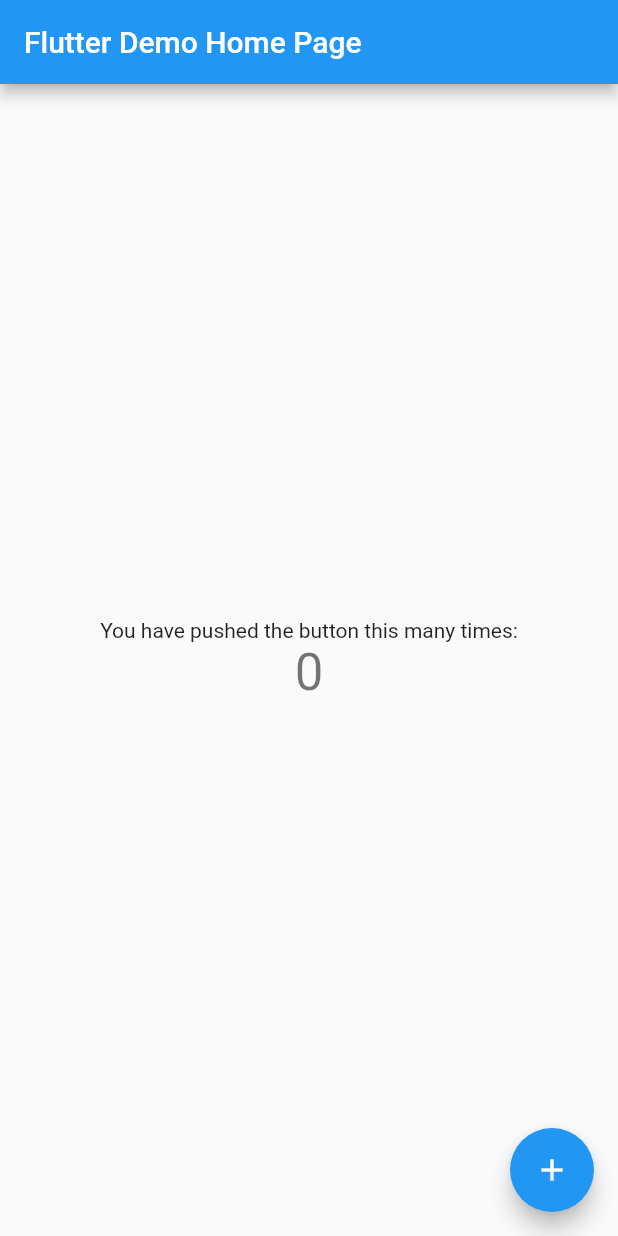
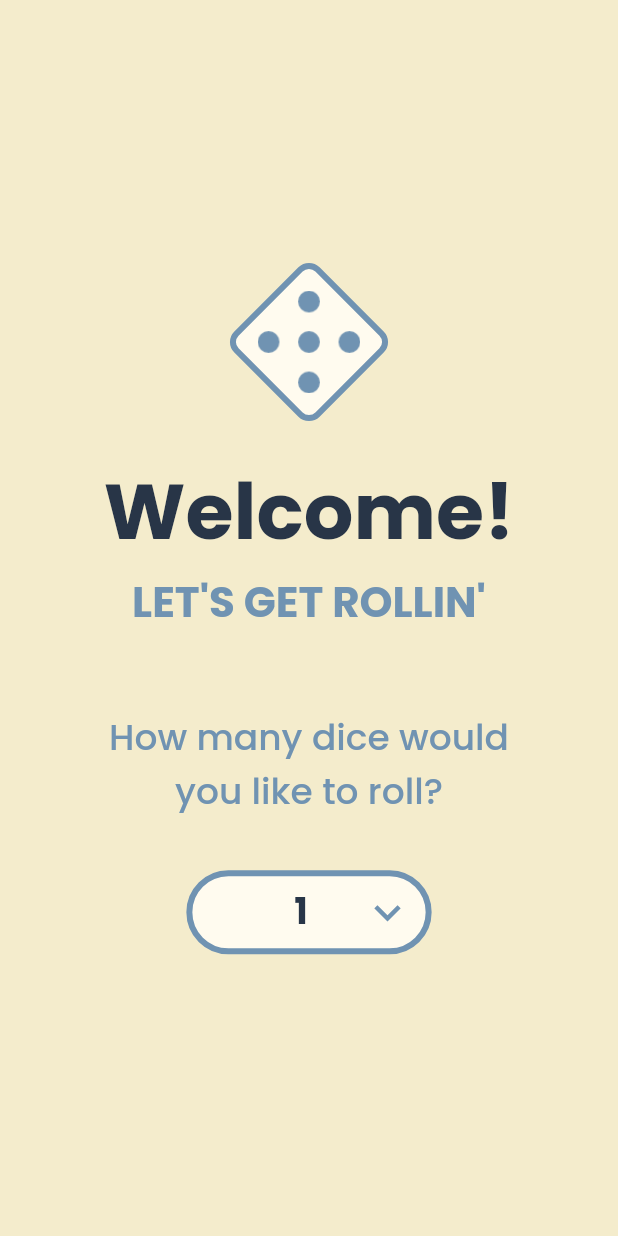
Before and after one commit to mcp31/simpleDice, a Flutter app: the screen it shows after launch, on a phone screen of 412 x 824 dp. Run offline on Flutter 3.47's test engine with Material 2 defaults, Android fonts, the phone set to English and light mode, and no system bars.

Commit message:
Created UI of homepage

```diff
--- /dev/null
+++ b/lib/HomePage.dart
@@ -0,0 +1,115 @@
+import 'package:flutter/material.dart';
+import 'constants.dart';
+import 'dart:math' as math;
+
+class HomePage extends StatefulWidget {
+  @override
+  _HomePageState createState() => _HomePageState();
+}
+
+class _HomePageState extends State<HomePage> {
+  int dropDownValue = 1;
+
+  @override
+  Widget build(BuildContext context) {
+    return Scaffold(
+      body: Padding(
+        padding: const EdgeInsets.symmetric(horizontal: 60.0, vertical: 30.0),
+        child: SizedBox.expand(
+          child: Column(
+            mainAxisAlignment: MainAxisAlignment.center,
+            children: <Widget>[
+              Transform.rotate(
+                angle: -math.pi / 4,
+                child: Container(
+                  height: 80.4,
+                  width: 80.4,
+                  decoration: BoxDecoration(
+                    color: kLightYellow,
+                    border: Border.all(
+                      color: kLightBlue,
+                      width: 4,
+                    ),
+                    borderRadius: BorderRadius.circular(
+                      10,
+                    ),
+                  ),
+                  child: Padding(
+                    padding: const EdgeInsets.all(2.0),
+                    child: Transform.rotate(
+                      angle: -math.pi / 4,
+                      child: Image.asset(
+                        "images/5.png",
+                        fit: BoxFit.contain,
+                      ),
+                    ),
+                  ),
+                ),
+              ),
+              SizedBox(
+                height: 34.0,
+              ),
+              Text(
+                "Welcome!",
+                style: kTitleTextStyle,
+              ),
+              Text(
+                "LET'S GET ROLLIN'",
+                style: kSubTitleTextStyle,
+              ),
+              SizedBox(
+                height: 52.0,
+              ),
+              Text(
+                "How many dice would you like to roll?",
+                style: kQuestionTextStyle,
+                textAlign: TextAlign.center,
+              ),
+              SizedBox(
+                height: 34.0,
+              ),
+              Container(
+                decoration: BoxDecoration(
+                    color: kLightYellow,
+                    borderRadius: BorderRadius.circular(30.0),
+                    border: Border.all(
+                      width: 4.0,
+                      color: kLightBlue,
+                    )),
+                child: Padding(
+                  padding: const EdgeInsets.symmetric(horizontal: 8.0),
+                  child: DropdownButton<int>(
+                    iconEnabledColor: kLightBlue,
+                    icon: Icon(Icons.keyboard_arrow_down),
+                    underline: Container(),
+                    value: dropDownValue,
+                    iconSize: 35,
+                    onChanged: (int newValue) {
+                      setState(() {
+                        dropDownValue = newValue;
+                      });
+                    },
+                    items:
+                        <int>[1, 2, 3].map<DropdownMenuItem<int>>((int value) {
+                      return DropdownMenuItem<int>(
+                        value: value,
+                        child: Padding(
+                          padding:
+                              const EdgeInsets.only(left: 60.0, right: 30.0),
+                          child: Text(
+                            "$value",
+                            style: kDropDownItemTextStyle,
+                          ),
+                        ),
+                      );
+                    }).toList(),
+                  ),
+                ),
+              ),
+            ],
+          ),
+        ),
+      ),
+    );
+  }
+}
--- a/lib/constants.dart
+++ b/lib/constants.dart
@@ -4,4 +4,32 @@ import 'package:flutter/material.dart';
 const kYellow = Color(0xffF4ECCC);
 const kDarkBlue = Color(0xff283547);
 const kLightBlue = Color(0xff7093B2);
-const kAccentYellow = Color(0xffFFFBEF);
+const kLightYellow = Color(0xffFFFBEF);
+
+const kTitleTextStyle = TextStyle(
+  fontFamily: "Poppins",
+  fontSize: 52,
+  fontWeight: FontWeight.bold,
+  color: kDarkBlue,
+);
+
+const kSubTitleTextStyle = TextStyle(
+  fontFamily: "Poppins",
+  fontSize: 28,
+  fontWeight: FontWeight.bold,
+  color: kLightBlue,
+);
+
+const kQuestionTextStyle = TextStyle(
+  fontFamily: "Poppins",
+  fontSize: 24,
+  fontWeight: FontWeight.w500,
+  color: kLightBlue,
+);
+
+const kDropDownItemTextStyle = TextStyle(
+  fontFamily: "Poppins",
+  fontSize: 24,
+  fontWeight: FontWeight.bold,
+  color: kDarkBlue,
+);
--- a/lib/main.dart
+++ b/lib/main.dart
@@ -1,4 +1,9 @@
 import 'package:flutter/material.dart';
+import 'HomePage.dart';
+import 'constants.dart';
+
+//We want to keep main.dart not too cluttered
+//main.dart, like many other programming languages, is the starting point of your app
 
 void main() {
   runApp(MyApp());
@@ -9,58 +14,8 @@ class MyApp extends StatelessWidget {
   @override
   Widget build(BuildContext context) {
     return MaterialApp(
-      title: 'Flutter Demo',
-      theme: ThemeData(
-        primarySwatch: Colors.blue,
-      ),
-      home: MyHomePage(title: 'Flutter Demo Home Page'),
+      theme: ThemeData(scaffoldBackgroundColor: kYellow),
+      home: HomePage(),
     );
   }
 }
-
-class MyHomePage extends StatefulWidget {
-  MyHomePage({Key key, this.title}) : super(key: key);
-
-  final String title;
-
-  @override
-  _MyHomePageState createState() => _MyHomePageState();
-}
-
-class _MyHomePageState extends State<MyHomePage> {
-  int _counter = 0;
-
-  void _incrementCounter() {
-    setState(() {
-      _counter++;
-    });
-  }
-
-  @override
-  Widget build(BuildContext context) {
-    return Scaffold(
-      appBar: AppBar(
-        title: Text(widget.title),
-      ),
-      body: Center(
-        child: Column(
-          mainAxisAlignment: MainAxisAlignment.center,
-          children: <Widget>[
-            Text(
-              'You have pushed the button this many times:',
-            ),
-            Text(
-              '$_counter',
-              style: Theme.of(context).textTheme.headline4,
-            ),
-          ],
-        ),
-      ),
-      floatingActionButton: FloatingActionButton(
-        onPressed: _incrementCounter,
-        tooltip: 'Increment',
-        child: Icon(Icons.add),
-      ), // This trailing comma makes auto-formatting nicer for build methods.
-    );
-  }
-}
```
Also changed, not shown: images/1.png (added), images/2.png (added), images/3.png (added), images/4.png (added), images/5.png (added), images/6.png (added).
